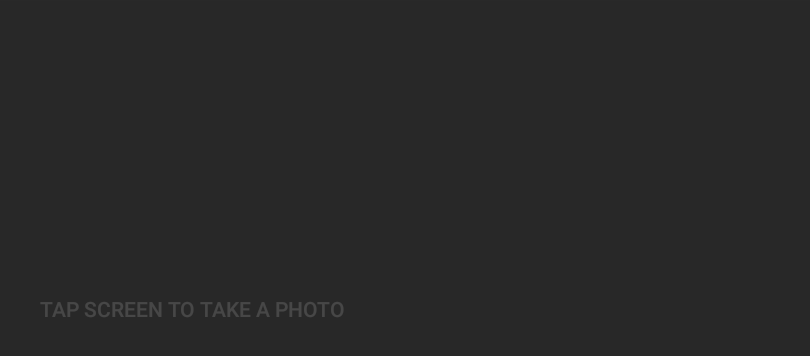
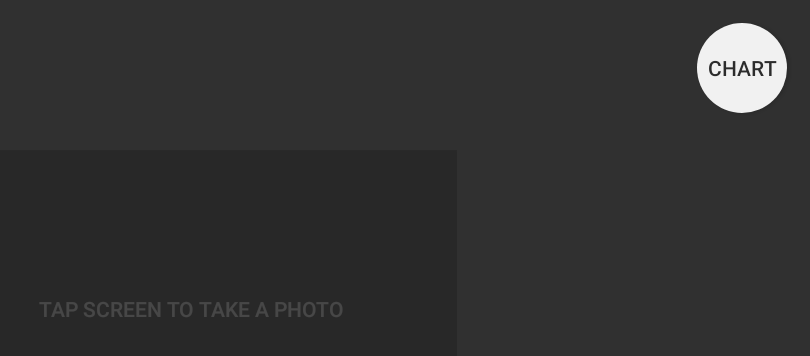
Before and after one commit to jacnel/wetr, an Android app: the screen it shows after launch (PhotoActivity), on a phone screen of 824 x 412 dp (held sideways). Shown: the top 356 px of the screen, without its empty margins (426-1236 px from the left). Run offline under Robolectric (Android 15) with nearby library versions, the phone set to English and light mode, and no system bars.

Commit message:
chart displays the past week of weigh ins

```diff
--- a/WeightTracker/app/build.gradle
+++ b/WeightTracker/app/build.gradle
@@ -2,7 +2,7 @@ apply plugin: 'com.android.application'
 
 android {
     compileSdkVersion 23
-    buildToolsVersion "23.0.2"
+    buildToolsVersion "24.0.2"
 
     defaultConfig {
         applicationId "com.cse350project.weighttracker"
@@ -23,4 +23,5 @@ dependencies {
     compile fileTree(dir: 'libs', include: ['*.jar'])
     testCompile 'junit:junit:4.12'
     compile 'com.android.support:appcompat-v7:23.1.1'
+    compile "com.androidplot:androidplot-core:1.4.2"
 }
--- a/WeightTracker/app/src/main/AndroidManifest.xml
+++ b/WeightTracker/app/src/main/AndroidManifest.xml
@@ -24,6 +24,7 @@
             </intent-filter>
         </activity>
         <activity android:name=".ProcessingActivity" />
+        <activity android:name=".GraphingActivity"></activity>
     </application>
 
 </manifest>
--- a/WeightTracker/app/src/main/java/com/cse350project/weighttracker/PhotoActivity.java
+++ b/WeightTracker/app/src/main/java/com/cse350project/weighttracker/PhotoActivity.java
@@ -131,4 +131,10 @@ public class PhotoActivity extends AppCompatActivity{
             mCamera.takePicture(null, null, jpeg);
         }
     }
+
+    public void displayChart(View v) {
+        Intent intent = new Intent(this, GraphingActivity.class);
+        finish();
+        startActivity(intent);
+    }
 }
--- /dev/null
+++ b/WeightTracker/app/src/main/res/drawable/roundedbutton.xml
@@ -0,0 +1,9 @@
+<?xml version="1.0" encoding="utf-8"?>
+<shape xmlns:android="http://schemas.android.com/apk/res/android"
+    android:shape="rectangle">
+    <solid android:color="#eeffffff" />
+    <corners android:bottomRightRadius="30dp"
+        android:bottomLeftRadius="30dp"
+        android:topRightRadius="30dp"
+        android:topLeftRadius="30dp"/>
+</shape>
--- a/WeightTracker/app/src/main/res/layout/activity_photo.xml
+++ b/WeightTracker/app/src/main/res/layout/activity_photo.xml
@@ -6,19 +6,32 @@
     <FrameLayout
         android:id="@+id/camera_preview"
         android:layout_width="fill_parent"
-        android:layout_height="fill_parent"
-        android:layout_weight="1">
+        android:layout_height="match_parent">
 
         <Button
             android:id="@+id/button_capture"
             android:text="Tap screen to take a photo"
             android:background="#70000000"
             android:textColor="#70ffffff"
-            android:layout_width="fill_parent"
-            android:layout_height="fill_parent"
-            android:layout_gravity="center|bottom"
+            android:layout_width="354dp"
+            android:layout_height="212dp"
+            android:layout_gravity="center"
             android:onClick="captureImage"
             android:alpha="0.3" />
 
+        <Button
+            android:layout_width="60dp"
+            android:layout_height="60dp"
+            android:text="Chart"
+            android:id="@+id/chartButton"
+            android:layout_gravity="right|top"
+            android:background="@drawable/roundedbutton"
+            android:layout_marginBottom="15dp"
+            android:layout_marginRight="15dp"
+            android:layout_marginLeft="15dp"
+            android:layout_marginTop="15dp"
+            android:textColor="#2c2c2c"
+            android:onClick="displayChart"/>
+
     </FrameLayout>
 </LinearLayout>
```
Also changed, not shown: WeightTracker/app/src/main/java/com/cse350project/weighttracker/GraphingActivity.java (added, +145 -0 lines), WeightTracker/app/src/main/res/layout/activity_graphing.xml (added, +17 -0 lines), 1 other file.
